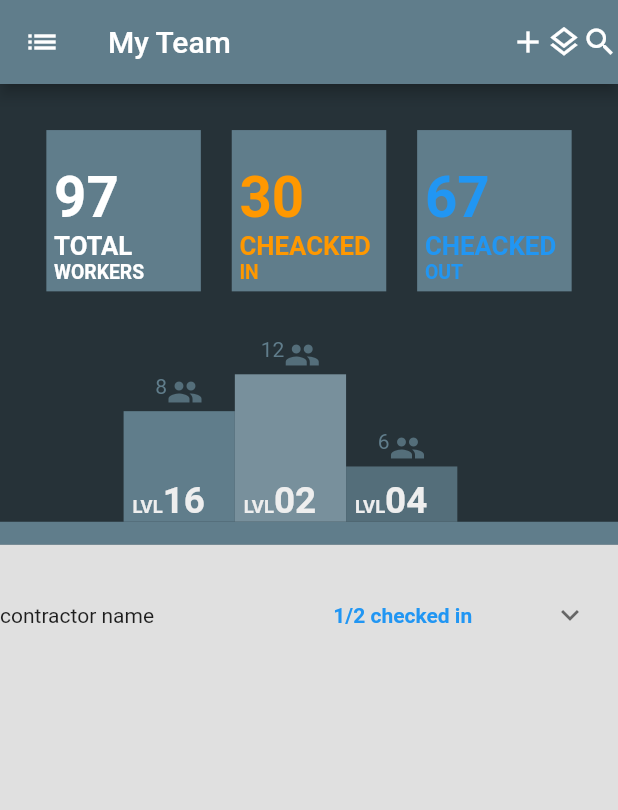
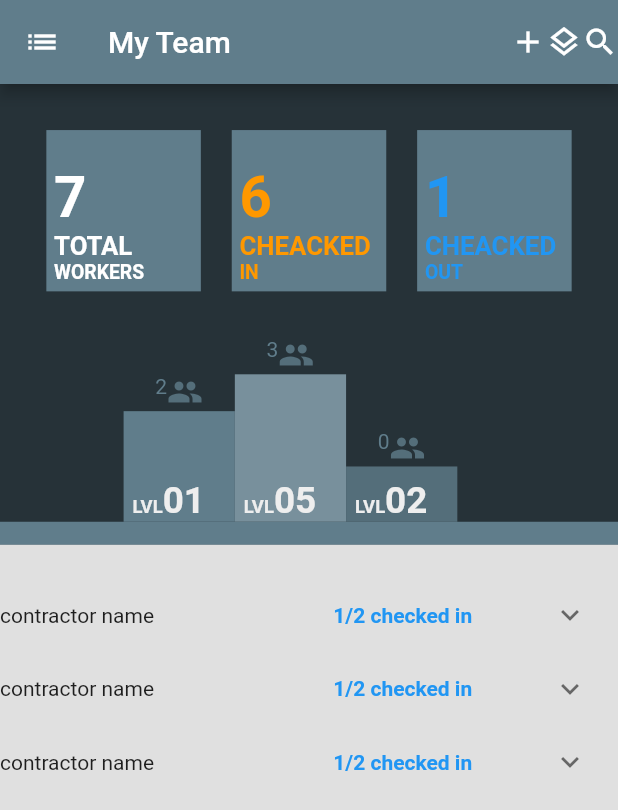
Before and after one commit to matangw/genda_home_assignment, a Flutter app: the screen it shows after launch, on a phone screen of 412 x 824 dp. Shown: the top 810 px of the screen. Run offline on Flutter 3.47's test engine with Material 2 defaults, Android fonts, the phone set to English and light mode, and no system bars.

Commit message:
with home pages updated and view file

```diff
--- a/lib/home_screen/home_page_component.dart
+++ b/lib/home_screen/home_page_component.dart
@@ -1,11 +1,13 @@
 
 import 'package:flutter/material.dart';
 import 'package:genda_home_assignment/home_screen/home_page_model.dart';
+import 'package:genda_home_assignment/home_screen/home_page_presenter.dart';
 import 'package:genda_home_assignment/models/contractor.dart';
 import 'package:genda_home_assignment/models/location.dart';
 
 import '../models/level.dart';
 import '../models/user.dart';
+import 'home_page_view.dart';
 
 
 class HomePageComponent extends StatefulWidget{
@@ -15,13 +17,26 @@ class HomePageComponent extends StatefulWidget{
   State<HomePageComponent> createState() => _HomePageComponentState();
 }
 
-class _HomePageComponentState extends State<HomePageComponent> {
+class _HomePageComponentState extends State<HomePageComponent> implements HomePageView {
 
 
-  HomePageModel model = HomePageModel();
+  /// model
+  late HomePagePresenter presenter;
 
+  ///loading parameters
+  bool isLoading = true;
+  List<Contractor> contractors = [];
+  List<Level> levels = [];
+  List<User> workers = [];
 
-  bool isOpen = false;
+  ///presentation variables
+  List<bool> isOpen = [];
+
+  @override
+  void initState() {
+    presenter = HomePagePresenter(this);
+    super.initState();
+  }
 
  @override
   Widget build(BuildContext context) {
@@ -34,7 +49,8 @@ class _HomePageComponentState extends State<HomePageComponent> {
         child: Container(
           height: height,
           width: width,
-          child: Column(
+          child: isLoading? const Center(child: CircularProgressIndicator(color: Colors.blueGrey,),)
+          :Column(
             mainAxisAlignment: MainAxisAlignment.start,
             children: [
               upperContainer(height*0.4, width),
@@ -75,9 +91,9 @@ class _HomePageComponentState extends State<HomePageComponent> {
          Row(
            mainAxisAlignment: MainAxisAlignment.center,
            children: [
-             dataContainer(height*0.35, width*0.25, '97', 'TOTAL', 'WORKERS', Colors.white),
-             dataContainer(height*0.35, width*0.25, '30', 'CHEACKED', 'IN', Colors.orange),
-             dataContainer(height*0.35, width*0.25, '67', 'CHEACKED', 'OUT', Colors.blue),
+             dataContainer(height*0.35, width*0.25, presenter.getTotalWorkers().length.toString(), 'TOTAL', 'WORKERS', Colors.white),
+             dataContainer(height*0.35, width*0.25, presenter.getCheckedInWorkers().length.toString(), 'CHEACKED', 'IN', Colors.orange),
+             dataContainer(height*0.35, width*0.25, presenter.getCHeckedOutWorkers().length.toString(), 'CHEACKED', 'OUT', Colors.blue),
            ],
          ),
          Expanded(child: SizedBox()),
@@ -114,6 +130,7 @@ class _HomePageComponentState extends State<HomePageComponent> {
 
 
   Widget levelRow(double height,double width,List<Level> levels){
+    print(presenter.numberOfPeopleInLevelMap().toString());
    return Center(
      child: Container(
        height: height,
@@ -121,9 +138,12 @@ class _HomePageComponentState extends State<HomePageComponent> {
        child: Row(
          crossAxisAlignment: CrossAxisAlignment.end,
          children: [
-           levelContainer(height, width*0.3, 0.6, 8, '16', Colors.blueGrey),
-           levelContainer(height, width*0.3, 0.8, 12, '02', Colors.blueGrey[400] as Color),
-           levelContainer(height, width*0.3, 0.3, 6, '04', Colors.blueGrey[600] as Color)
+           presenter.topThreeWorkingLevels().length<2? Container()
+               :levelContainer(height, width*0.3, 0.6,presenter.topThreeWorkingLevels()[1], Colors.blueGrey),
+           presenter.topThreeWorkingLevels().isEmpty? Container()
+               :levelContainer(height, width*0.3, 0.8, presenter.topThreeWorkingLevels()[0], Colors.blueGrey[400] as Color),
+           presenter.topThreeWorkingLevels().length<3? Container()
+               :levelContainer(height, width*0.3, 0.3,presenter.topThreeWorkingLevels()[2], Colors.blueGrey[600] as Color)
          ],
        ),
      ),
@@ -131,7 +151,7 @@ class _HomePageComponentState extends State<HomePageComponent> {
   }
 
 
-  Widget levelContainer(double height,double width,double insideHeight,int numberOfWorkers,String level,Color color){
+  Widget levelContainer(double height,double width,double insideHeight,Level level,Color color){
    return Container(
      height: height,
      width: width,
@@ -145,7 +165,7 @@ class _HomePageComponentState extends State<HomePageComponent> {
              mainAxisAlignment: MainAxisAlignment.center,
              crossAxisAlignment: CrossAxisAlignment.start,
              children: [
-               Text(numberOfWorkers.toString(),style: TextStyle(color: Colors.blueGrey),),
+               Text(presenter.numberOfPeopleInLevelMap()[int.tryParse(level.name)].toString(),style: TextStyle(color: Colors.blueGrey),),
                Icon(Icons.group,color: Colors.blueGrey[600],),
              ],
            ),
@@ -158,7 +178,7 @@ class _HomePageComponentState extends State<HomePageComponent> {
            child: Align(
              alignment: Alignment.bottomLeft,
              child: RichText(text: TextSpan(text: 'LVL',style: TextStyle(color: Colors.grey[200],fontSize: height*0.1,fontWeight: FontWeight.bold),children: [
-               TextSpan(text: level,style: TextStyle(color: Colors.grey[200],fontSize: height*0.2,fontWeight: FontWeight.bold))
+               TextSpan(text: level.name,style: TextStyle(color: Colors.grey[200],fontSize: height*0.2,fontWeight: FontWeight.bold))
              ]),),
            ),
          )
@@ -179,17 +199,27 @@ class _HomePageComponentState extends State<HomePageComponent> {
            child: ExpansionPanelList(
              elevation: 0,
              dividerColor: Colors.transparent,
-             expansionCallback: ((i,newIsOpen)=>setState(()=> isOpen=!newIsOpen)),
+             expansionCallback: ((i,newIsOpen)=>setState(()=> isOpen[i]=!newIsOpen)),
              animationDuration: Duration(milliseconds: 300),
-             children: [
-               contractorPanel(height*0.2, width, Contractor(name: 'name', number: 0),isOpen),
-             ],
+             children: contractorPanelListCreation(height*0.2, width),
            ),
          ),
        ],
      )
    );
   }
+
+  List<ExpansionPanel> contractorPanelListCreation(double panelHeight,double panelWidth){
+   List<ExpansionPanel> result  = [];
+   int counter = 0;
+   contractors.forEach((contractor) {
+     isOpen.add(false);
+     result.add(contractorPanel(panelHeight, panelWidth, contractor, isOpen[counter]));
+     counter++;
+   });
+   return result;
+  }
+
 
   ExpansionPanel contractorPanel(double height,double width,Contractor contractor,bool thisIsOpen){
     return ExpansionPanel(
@@ -280,5 +310,15 @@ class _HomePageComponentState extends State<HomePageComponent> {
       );
   }
 
+  @override
+  void finishedLoading() {
+      setState((){
+        isLoading = false;
+        contractors = presenter.model.contractors;
+        levels = presenter.model.levels;
+        workers = presenter.model.workers;
+      });
+ }
+
 
 }
--- a/lib/home_screen/home_page_model.dart
+++ b/lib/home_screen/home_page_model.dart
@@ -1,4 +1,5 @@
 import 'package:flutter/services.dart';
+import 'package:genda_home_assignment/home_screen/home_page_view.dart';
 import 'package:genda_home_assignment/models/contractor.dart';
 import 'package:genda_home_assignment/models/level.dart';
 import 'package:genda_home_assignment/models/location.dart';
@@ -7,14 +8,23 @@ import 'dart:convert';
 
 class HomePageModel{
 
+  HomePageView view ;
+
+
+  ///controlled data
   late List<User> workers = [];
   late List<Level> levels = [];
   late List<Contractor> contractors = [];
 
-  HomePageModel(){
-    getDataFromJsonFile();
+  HomePageModel(this.view){
+    getAllData();
   }
 
+  Future<void> getAllData()async{
+    await getDataFromJsonFile();
+    view.finishedLoading();
+
+  }
 
   Future<void> getDataFromJsonFile() async{
     final String response = await rootBundle.loadString('data/response.json'); ///file name
--- /dev/null
+++ b/lib/home_screen/home_page_presenter.dart
@@ -0,0 +1,72 @@
+import 'package:genda_home_assignment/home_screen/home_page_model.dart';
+import 'package:genda_home_assignment/models/user.dart';
+
+import '../models/level.dart';
+import 'home_page_view.dart';
+
+class HomePagePresenter{
+
+  HomePageView view;
+  late HomePageModel model;
+
+  HomePagePresenter(this.view){
+    model = HomePageModel(view);
+  }
+
+  /// workers list manipulation
+  List<User> getTotalWorkers(){
+    return model.workers;
+  }
+
+  List<User> getCheckedInWorkers(){
+    return model.workers.where((worker) => worker.isCheckedIn == true).toList();
+  }
+
+  List<User> getCHeckedOutWorkers(){
+    return model.workers.where((worker) => worker.isCheckedIn ==false).toList();
+  }
+
+  List<User> workersInLevel(Level level){
+    return model.workers.where((worker)=> worker.location.level == int.tryParse(level.name)).toList();
+
+  }
+
+  ///presentation variable manipulation
+  Map<int,int> numberOfPeopleInLevelMap(){
+    Map<int,int> result = Map();
+    for(var level in model.levels){
+      int numberOfWorkers = workersInLevel(level).where((worker) =>worker.isCheckedIn).toList().length;
+      result.putIfAbsent(int.tryParse(level.name) as int, () => numberOfWorkers);
+    }
+    return result;
+  }
+
+  List<Level> topThreeWorkingLevels(){
+        List<int> sortedLevelsNames = numberOfPeopleInLevelMap().keys.toList();
+        sortedLevelsNames.sort((a, b) =>
+        getNumberOfWorkersInLevel(b)?.compareTo(getNumberOfWorkersInLevel(a)) as int);
+            if(sortedLevelsNames.length<3){
+              List<Level> levelsSorted = [];
+              sortedLevelsNames.forEach((level) {
+                levelsSorted.add(model.levels.firstWhere((l) => int.tryParse(l.name)== level));
+              });
+              return levelsSorted;
+    }
+    List<Level> levelsSorted = [];
+    sortedLevelsNames.forEach((level) {
+      levelsSorted.add(model.levels.firstWhere((l) => int.tryParse(l.name)== level));
+    });
+    return levelsSorted.getRange(0, 3).toList();
+  }
+
+  /// helping hand functions
+  int getNumberOfWorkersInLevel(int levelName){
+    return numberOfPeopleInLevelMap()[levelName] as int;
+  }
+
+
+
+
+
+
+}
--- /dev/null
+++ b/lib/home_screen/home_page_view.dart
@@ -0,0 +1,5 @@
+abstract class HomePageView{
+
+  void finishedLoading();
+
+}
```
